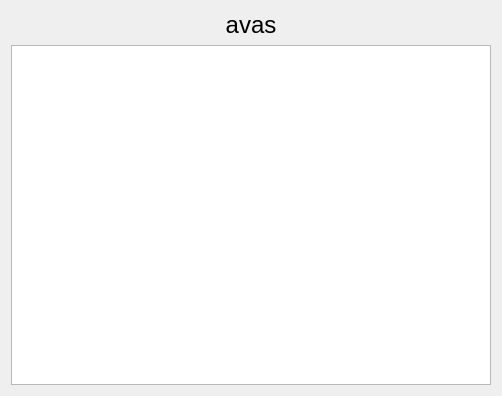
Qt form src/gui/messagepreviewer.ui (martinrotter/rssguard) before a commit.
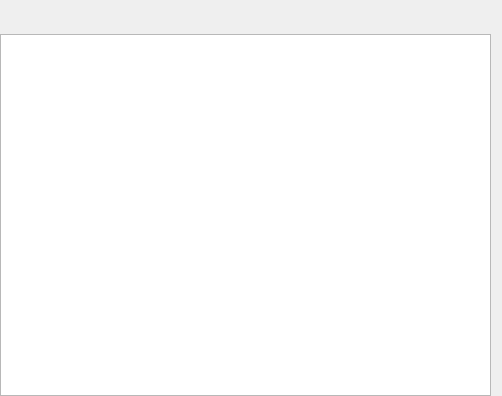
The same form after that commit.

The edit to the form file:
```diff
--- a/src/gui/messagepreviewer.ui
+++ b/src/gui/messagepreviewer.ui
@@ -16,8 +16,17 @@
   <property name="autoFillBackground">
    <bool>true</bool>
   </property>
-  <layout class="QVBoxLayout" name="verticalLayout">
-   <item>
+  <layout class="QGridLayout" name="m_layout">
+   <property name="leftMargin">
+    <number>0</number>
+   </property>
+   <property name="topMargin">
+    <number>0</number>
+   </property>
+   <property name="bottomMargin">
+    <number>0</number>
+   </property>
+   <item row="0" column="1">
     <widget class="QLabel" name="m_lblTitle">
      <property name="font">
       <font>
@@ -28,7 +37,7 @@
       <bool>true</bool>
      </property>
      <property name="text">
-      <string>avas</string>
+      <string/>
      </property>
      <property name="alignment">
       <set>Qt::AlignCenter</set>
@@ -36,9 +45,15 @@
      <property name="wordWrap">
       <bool>true</bool>
      </property>
+     <property name="margin">
+      <number>0</number>
+     </property>
+     <property name="textInteractionFlags">
+      <set>Qt::TextSelectableByKeyboard|Qt::TextSelectableByMouse</set>
+     </property>
     </widget>
    </item>
-   <item>
+   <item row="1" column="1">
     <widget class="QTextBrowser" name="m_txtMessage">
      <property name="autoFillBackground">
       <bool>true</bool>
```
Left out of the diff: 3 changed lines with no effect on the pictures.
